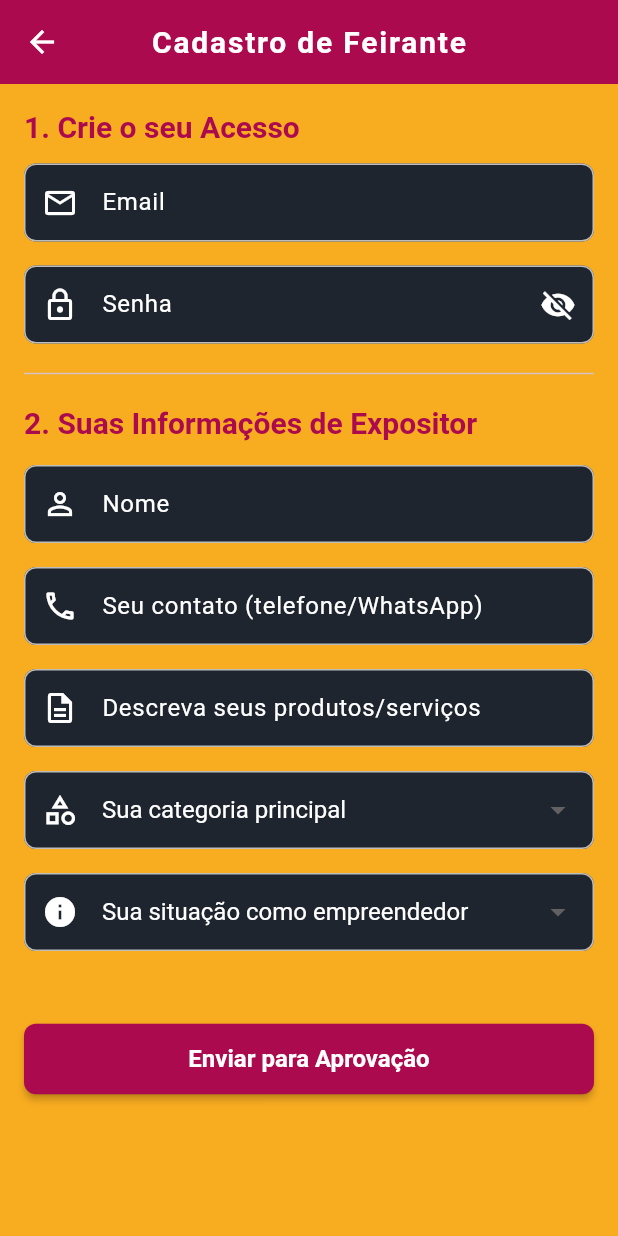
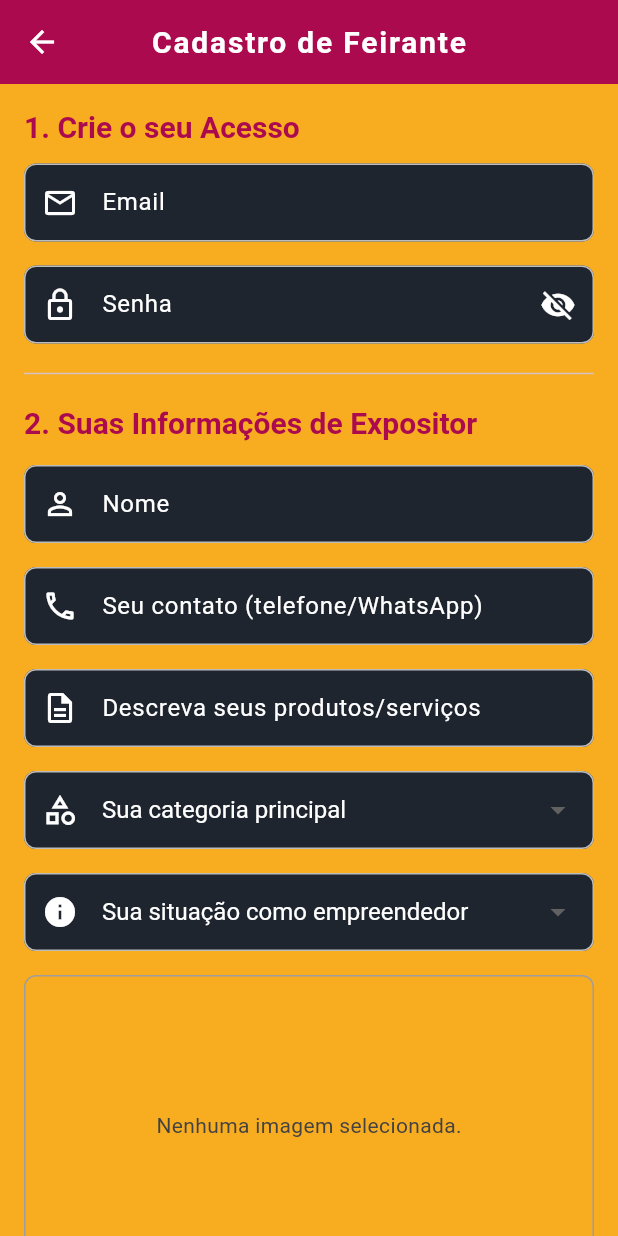
Before and after one commit to mxmlucca/app_feira_digital, a Flutter app: the screen it shows after launch, after a tap on "Entrar", after a tap on "Cadastrar como Expositor", on a phone screen of 412 x 824 dp. Run offline on Flutter 3.47's test engine with Material 3 defaults, Android fonts, the phone set to English and light mode, and no system bars; our stand-ins replace cloud_firestore, firebase_auth, firebase_core, firebase_storage, image_picker; accounts and stored records are empty.

Commit message:
adicição de envio de imagem ok (terminar instalação do gsutil e da tela de detalhes de aprovação)

```diff
--- a/lib/main.dart
+++ b/lib/main.dart
@@ -10,12 +10,16 @@ import 'package:intl/date_symbol_data_local.dart';
 import 'package:provider/provider.dart'; // Provider para gerenciamento de estado
 import 'services/user_provider.dart'; // Provider para gerenciar o estado do usuário
 
+import '../models/expositor.dart';
+
 /// Importação de telas e widgets
 import 'screens/login_screen.dart'; // Tela de login
 import 'screens/expositor_list_screen.dart'; // Tela de lista de expositores
 import 'screens/expositor_form_screen.dart'; // Tela de formulário de expositores
+import 'screens/expositor_detail_screen.dart'; // Tela de detalhes do expositor
 import 'screens/mapa_screen.dart'; // Tela de mapa
 import 'screens/agenda_screen.dart'; // Tela de agenda
+import 'screens/admin/admin_expositor_detail_screen.dart';
 import 'screens/feira_form_screen.dart'; // Tela de formulário de feira
 import 'screens/cadastro_expositor_screen.dart';
 import 'screens/aguardando_aprovacao_screen.dart';
@@ -294,10 +298,25 @@ class MyApp extends StatelessWidget {
               builder: (context) => const MainScaffold(),
             );
 
-          // ExpositorFormScreen.routeNameAdd:
-          //     (context) => const ExpositorFormScreen(),
+          case ExpositorFormScreen.routeNameAdd:
+            return MaterialPageRoute(
+              builder: (context) => const ExpositorFormScreen(),
+            );
+
+          case ExpositorFormScreen.routeNameEdit:
+            final expositor = settings.arguments as Expositor?;
+            return MaterialPageRoute(
+              builder: (context) => ExpositorFormScreen(expositor: expositor),
+            );
+
+          case ExpositorDetailScreen.routeName:
+            final expositor = settings.arguments as Expositor;
+            return MaterialPageRoute(
+              builder: (context) => ExpositorDetailScreen(expositor: expositor),
+            );
+
           // FeiraFormScreen.routeNameAdd: (context) => const FeiraFormScreen(),
-          // ExpositorListScreen.routeName: (context) => const ExpositorListScreen(),
+
           // AgendaScreen.routeName: (context) => const AgendaScreen(),
           // MapaScreen.routeName: (context) => const MapaScreen(),
           // CadastroExpositorScreen.routeName:
@@ -305,6 +324,13 @@ class MyApp extends StatelessWidget {
           case AdminAprovacaoScreen.routeName:
             return MaterialPageRoute(
               builder: (context) => const AdminAprovacaoScreen(),
+            );
+
+          case AdminExpositorDetailScreen.routeName:
+            final expositor = settings.arguments as Expositor;
+            return MaterialPageRoute(
+              builder:
+                  (context) => AdminExpositorDetailScreen(expositor: expositor),
             );
         }
       },
--- a/lib/models/expositor.dart
+++ b/lib/models/expositor.dart
@@ -9,6 +9,7 @@ class Expositor {
   final String? situacao;
   final String status;
   final String? motivoReprovacao;
+  final String? rgUrl;
 
   Expositor({
     this.id,
@@ -21,6 +22,7 @@ class Expositor {
     this.situacao,
     this.status = 'aguardando_aprovacao',
     this.motivoReprovacao,
+    this.rgUrl,
   });
 
   factory Expositor.fromMap(Map<String, dynamic> data, String documentId) {
@@ -35,6 +37,7 @@ class Expositor {
       situacao: data['situacao'],
       status: data['status'] ?? 'ativo',
       motivoReprovacao: data['motivoReprovacao'],
+      rgUrl: data['rgUrl'],
     );
   }
 
@@ -49,6 +52,7 @@ class Expositor {
       'situacao': situacao,
       'status': status,
       'motivoReprovacao': motivoReprovacao,
+      'rgUrl': rgUrl,
     };
   }
 }
--- a/lib/screens/cadastro_expositor_screen.dart
+++ b/lib/screens/cadastro_expositor_screen.dart
@@ -1,8 +1,14 @@
 import 'package:flutter/material.dart';
+import 'dart:io';
+import 'package:image_picker/image_picker.dart';
 import 'package:firebase_auth/firebase_auth.dart';
+import 'package:provider/provider.dart';
+import 'package:firebase_storage/firebase_storage.dart';
 import '../models/expositor.dart';
 import '../models/usuario.dart';
 import '../services/firestore_service.dart';
+import '../services/user_provider.dart';
+// Certifique-se de que o caminho e o nome do arquivo estão corretos e que o arquivo contém a classe UserProvider.
 
 class CadastroExpositorScreen extends StatefulWidget {
   final Expositor? expositorParaCorrecao;
@@ -26,6 +32,8 @@ class _CadastroExpositorScreenState extends State<CadastroExpositorScreen> {
   final _contatoController = TextEditingController();
   final _descricaoController = TextEditingController();
   final _numeroEstandeController = TextEditingController();
+  File? _rgImageFile;
+  final ImagePicker _picker = ImagePicker();
   String? _categoriaSelecionada;
   String? _situacaoSelecionada;
   bool _isSaving = false;
@@ -109,6 +117,12 @@ class _CadastroExpositorScreenState extends State<CadastroExpositorScreen> {
       }
 
       if (user == null) throw Exception('Erro de autenticação.');
+      final storageRef = FirebaseStorage.instance.ref();
+      final rgPath = 'rg/${user.uid}.jpg';
+      final rgRef = storageRef.child(rgPath);
+
+      await rgRef.putFile(_rgImageFile!);
+      final rgUrl = await rgRef.getDownloadURL();
 
       final usuarioParaSalvar = Usuario(
         uid: user.uid,
@@ -128,6 +142,7 @@ class _CadastroExpositorScreenState extends State<CadastroExpositorScreen> {
         numeroEstande: _numeroEstandeController.text.trim(),
         status: 'aguardando_aprovacao',
         motivoReprovacao: null,
+        rgUrl: rgUrl,
       );
 
       await _firestoreService.setUsuario(usuarioParaSalvar);
@@ -146,18 +161,21 @@ class _CadastroExpositorScreenState extends State<CadastroExpositorScreen> {
                 ),
                 actions: [
                   TextButton(
-                    // 1. Transforme o onPressed em uma função assíncrona
-                    onPressed: () async {
-                      // 2. Faça o logout do usuário com Firebase Auth
-                      await FirebaseAuth.instance.signOut();
+                    onPressed: () {
+                      // 1. Fecha o diálogo
+                      Navigator.of(ctx).pop();
 
-                      // 3. Navegue para a tela de login e remova todas as rotas anteriores
-                      // Adicione uma verificação 'mounted' por segurança antes de navegar
-                      if (mounted) {
-                        Navigator.of(
-                          context,
-                        ).pushNamedAndRemoveUntil('/login', (route) => false);
-                      }
+                      // 2. Notifica o Provider para se atualizar.
+                      // O listen: false é crucial aqui porque estamos dentro de um callback.
+                      Provider.of<UserProvider>(
+                        context,
+                        listen: false,
+                      ).refreshUserData();
+
+                      // 3. Remove a tela de cadastro da pilha de navegação.
+                      // O AuthWrapper, que agora está visível e foi notificado,
+                      // tratará de mostrar a tela correta.
+                      Navigator.of(context).pop();
                     },
                     child: const Text('OK'),
                   ),
@@ -189,6 +207,25 @@ class _CadastroExpositorScreenState extends State<CadastroExpositorScreen> {
         setState(() {
           _isSaving = false;
         });
+      }
+    }
+  }
+
+  Future<void> _pickRgImage() async {
+    try {
+      final XFile? rgImg = await _picker.pickImage(source: ImageSource.gallery);
+
+      if (rgImg != null) {
+        setState(() {
+          _rgImageFile = File(rgImg.path);
+        });
+      }
+    } catch (e) {
+      // Handle or log the error as needed
+      if (mounted) {
+        ScaffoldMessenger.of(context).showSnackBar(
+          SnackBar(content: Text('Erro ao selecionar imagem: $e')),
+        );
       }
     }
   }
@@ -368,6 +405,28 @@ class _CadastroExpositorScreenState extends State<CadastroExpositorScreen> {
 
               const SizedBox(height: 16),
 
+              // RG
+              Container(
+                height: 200,
+                width: double.infinity,
+                decoration: BoxDecoration(
+                  border: Border.all(color: Colors.grey),
+                  borderRadius: BorderRadius.circular(8.0),
+                ),
+                child:
+                    _rgImageFile != null
+                        ? Image.file(_rgImageFile!, fit: BoxFit.cover)
+                        : const Center(
+                          child: Text('Nenhuma imagem selecionada.'),
+                        ),
+              ),
+              const SizedBox(height: 8),
+              OutlinedButton.icon(
+                icon: const Icon(Icons.upload_file),
+                label: const Text('Selecionar Foto do RG'),
+                onPressed: _pickRgImage,
+              ),
+
               // NÚMERO DO ESTANDE
               // TextFormField(
               //   controller: _numeroEstandeController,
--- a/lib/services/user_provider.dart
+++ b/lib/services/user_provider.dart
@@ -24,10 +24,21 @@ class UserProvider with ChangeNotifier {
   }
 
   Future<void> _onAuthStateChanged(User? firebaseUser) async {
-    // Começa a carregar
-    if (_isLoading == false) {
+    // Esta lógica agora está dentro de um método que pode ser reutilizado
+    await _loadUserData(firebaseUser);
+  }
+
+  // NOVO MÉTODO PÚBLICO PARA ATUALIZAÇÃO MANUAL
+  Future<void> refreshUserData() async {
+    final currentUser = FirebaseAuth.instance.currentUser;
+    await _loadUserData(currentUser);
+  }
+
+  // MÉTODO PRIVADO PARA CONCENTRAR A LÓGICA DE CARREGAMENTO
+  Future<void> _loadUserData(User? firebaseUser) async {
+    if (!_isLoading) {
       _isLoading = true;
-      notifyListeners(); // Notifica que o carregamento começou
+      notifyListeners();
     }
 
     if (firebaseUser == null) {
@@ -35,36 +46,28 @@ class UserProvider with ChangeNotifier {
       _expositorProfile = null;
       print("UserProvider: Utilizador deslogado.");
     } else {
-      print("UserProvider: Utilizador logado, buscando dados no Firestore...");
+      print(
+        "UserProvider: Verificando dados para o UID ${firebaseUser.uid}...",
+      );
       _usuario = await _firestoreService.getUsuario(firebaseUser.uid);
 
-      // Se o utilizador é um expositor, busca também o perfil de expositor
       if (_usuario?.papel == 'expositor') {
         _expositorProfile = await _firestoreService.getExpositorPorId(
           firebaseUser.uid,
         );
-        if (_expositorProfile != null) {
-          print(
-            "UserProvider: Perfil de expositor carregado. Status: ${_expositorProfile!.status}",
-          );
-        } else {
-          print(
-            "UserProvider: Perfil de expositor NÃO encontrado para o UID ${firebaseUser.uid}.",
-          );
-        }
+        print(
+          "UserProvider: Perfil de expositor carregado com status: ${_expositorProfile?.status}",
+        );
       } else {
-        _expositorProfile =
-            null; // Garante que o perfil de expositor está limpo se for admin
-        if (_usuario != null) {
-          print(
-            "UserProvider: Dados do utilizador carregados. Papel: ${_usuario!.papel}",
-          );
-        }
+        _expositorProfile = null; // Garante que está limpo para outros papéis
+        print(
+          "UserProvider: Utilizador carregado com papel: ${_usuario?.papel}",
+        );
       }
     }
 
-    _isLoading = false; // Terminou de carregar
-    notifyListeners(); // Notifica todos os widgets que os dados mudaram
+    _isLoading = false;
+    notifyListeners(); // Notifica os widgets que os dados mudaram (ou não) e o loading acabou
   }
 
   @override
--- a/pubspec.yaml
+++ b/pubspec.yaml
@@ -45,6 +45,9 @@ dependencies:
   provider: ^6.1.5 # Verifique a versão mais recente em pub.dev
 
   url_launcher: ^6.3.0 # Verifique a versão mais recente em pub.dev
+
+  image_picker: ^1.1.2 # Para selecionar imagens da galeria ou câmera
+  firebase_storage: ^12.1.0 # Para fazer upload de ficheiros para o Firebase
 
 dev_dependencies:
   flutter_test:
```
Also changed, not shown: cors.json (added, +7 -0 lines), lib/screens/admin/admin_expositor_detail_screen.dart (added, +208 -0 lines), lib/screens/expositor_detail_screen.dart (+11 -0 lines), lib/screens/expositor_list_screen.dart (+15 -22 lines), lib/screens/login_screen.dart (+0 -7 lines), pubspec.lock, 5 other files.
